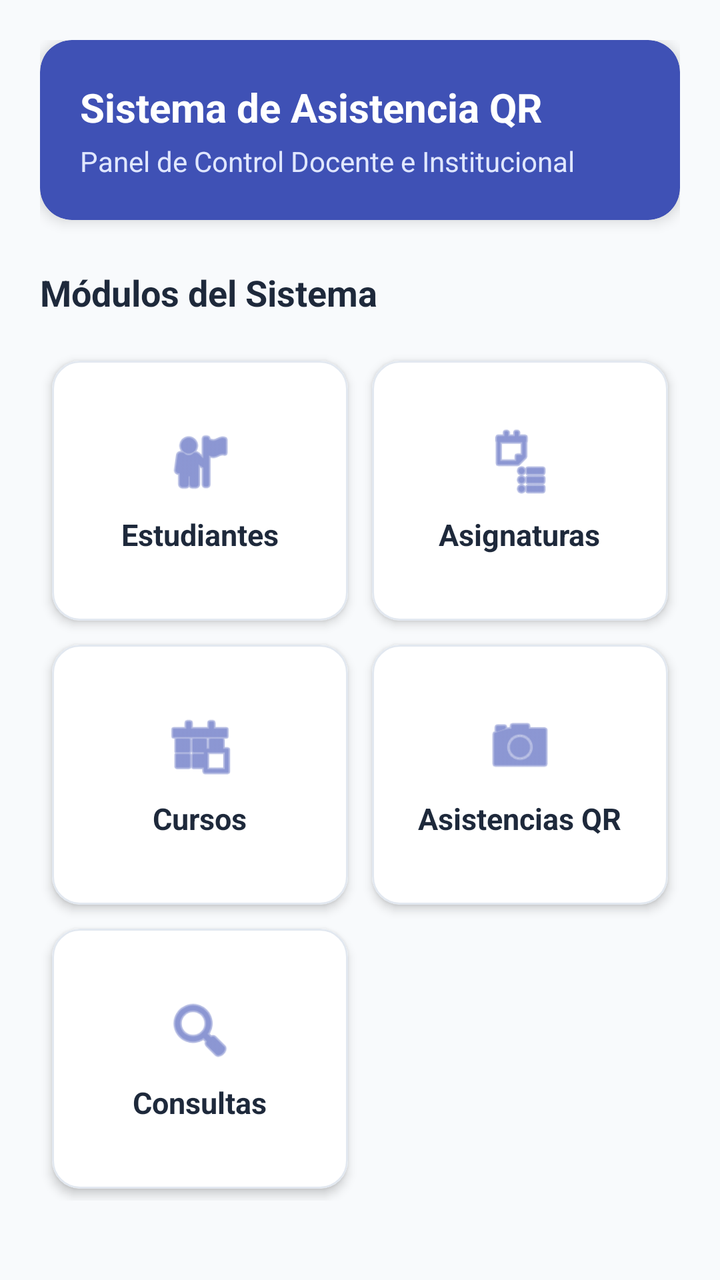
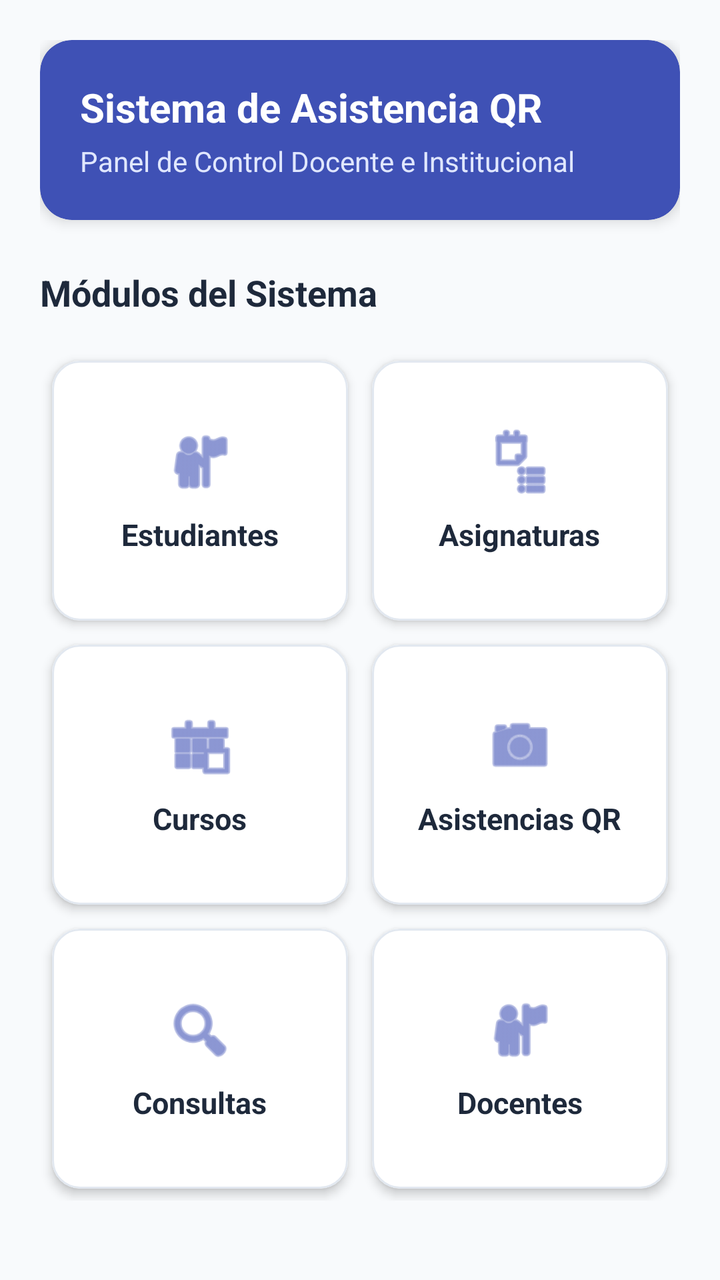

Before-and-after screenshots of an Android layout around one commit, followed by the original layout XML and the change that was made.
<!-- AndroidManifest.xml: application theme Theme.Sistema_Asistencia -->
<!-- res/layout/activity_main.xml -->
<?xml version="1.0" encoding="utf-8"?>
<ScrollView xmlns:android="http://schemas.android.com/apk/res/android"
    xmlns:app="http://schemas.android.com/apk/res-auto"
    android:layout_width="match_parent"
    android:layout_height="match_parent"
    android:background="@color/background_light"
    android:fillViewport="true">

    <LinearLayout
        android:layout_width="match_parent"
        android:layout_height="wrap_content"
        android:orientation="vertical"
        android:padding="20dp">

        
        <com.google.android.material.card.MaterialCardView
            android:layout_width="match_parent"
            android:layout_height="wrap_content"
            android:layout_marginBottom="24dp"
            app:cardBackgroundColor="@color/primary"
            app:cardCornerRadius="16dp"
            app:cardElevation="4dp">

            <LinearLayout
                android:layout_width="match_parent"
                android:layout_height="wrap_content"
                android:orientation="vertical"
                android:padding="20dp">

                <TextView
                    android:layout_width="wrap_content"
                    android:layout_height="wrap_content"
                    android:layout_marginBottom="4dp"
                    android:text="Sistema de Asistencia QR"
                    android:textColor="@color/white"
                    android:textSize="20sp"
                    android:textStyle="bold" />

                <TextView
                    android:layout_width="291dp"
                    android:layout_height="wrap_content"
                    android:text="Panel de Control Docente e Institucional"
                    android:textColor="#E0E7FF"
                    android:textSize="14sp" />
            </LinearLayout>
        </com.google.android.material.card.MaterialCardView>

        <TextView
            android:layout_width="wrap_content"
            android:layout_height="wrap_content"
            android:layout_marginBottom="16dp"
            android:text="Módulos del Sistema"
            android:textColor="@color/text_primary"
            android:textSize="18sp"
            android:textStyle="bold" />

        
        <GridLayout
            android:layout_width="match_parent"
            android:layout_height="wrap_content"
            android:alignmentMode="alignMargins"
            android:columnCount="2"
            android:columnOrderPreserved="false">

            
            <com.google.android.material.card.MaterialCardView
                android:id="@+id/cardEstudiantes"
                android:layout_width="0dp"
                android:layout_height="130dp"
                android:layout_columnWeight="1"
                android:layout_margin="6dp"
                android:clickable="true"
                android:focusable="true"
                app:cardBackgroundColor="@color/card_background"
                app:cardCornerRadius="14dp"
                app:cardElevation="3dp"
                app:strokeColor="#E2E8F0"
                app:strokeWidth="1dp">

                <LinearLayout
                    android:layout_width="match_parent"
                    android:layout_height="match_parent"
                    android:gravity="center"
                    android:orientation="vertical"
                    android:padding="16dp">

                    <ImageView
                        android:layout_width="36dp"
                        android:layout_height="36dp"
                        android:layout_marginBottom="8dp"
                        android:contentDescription="Icono Estudiantes"
                        android:src="@android:drawable/ic_menu_myplaces"
                        app:tint="@color/primary" />

                    <TextView
                        android:layout_width="wrap_content"
                        android:layout_height="wrap_content"
                        android:text="Estudiantes"
                        android:textColor="@color/text_primary"
                        android:textSize="15sp"
                        android:textStyle="bold" />
                </LinearLayout>
            </com.google.android.material.card.MaterialCardView>

            
            <com.google.android.material.card.MaterialCardView
                android:id="@+id/cardAsignaturas"
                android:layout_width="0dp"
                android:layout_height="130dp"
                android:layout_columnWeight="1"
                android:layout_margin="6dp"
                android:clickable="true"
                android:focusable="true"
                app:cardBackgroundColor="@color/card_background"
                app:cardCornerRadius="14dp"
                app:cardElevation="3dp"
                app:strokeColor="#E2E8F0"
                app:strokeWidth="1dp">

                <LinearLayout
                    android:layout_width="match_parent"
                    android:layout_height="match_parent"
                    android:gravity="center"
                    android:orientation="vertical"
                    android:padding="16dp">

                    <ImageView
                        android:layout_width="36dp"
                        android:layout_height="36dp"
                        android:layout_marginBottom="8dp"
                        android:contentDescription="Icono Asignaturas"
                        android:src="@android:drawable/ic_menu_agenda"
                        app:tint="@color/primary" />

                    <TextView
                        android:layout_width="wrap_content"
                        android:layout_height="wrap_content"
                        android:text="Asignaturas"
                        android:textColor="@color/text_primary"
                        android:textSize="15sp"
                        android:textStyle="bold" />
                </LinearLayout>
            </com.google.android.material.card.MaterialCardView>

            
            <com.google.android.material.card.MaterialCardView
                android:id="@+id/cardCursos"
                android:layout_width="0dp"
                android:layout_height="130dp"
                android:layout_columnWeight="1"
                android:layout_margin="6dp"
                android:clickable="true"
                android:focusable="true"
                app:cardBackgroundColor="@color/card_background"
                app:cardCornerRadius="14dp"
                app:cardElevation="3dp"
                app:strokeColor="#E2E8F0"
                app:strokeWidth="1dp">

                <LinearLayout
                    android:layout_width="match_parent"
                    android:layout_height="match_parent"
                    android:gravity="center"
                    android:orientation="vertical"
                    android:padding="16dp">

                    <ImageView
                        android:layout_width="36dp"
                        android:layout_height="36dp"
                        android:layout_marginBottom="8dp"
                        android:contentDescription="Icono Cursos"
                        android:src="@android:drawable/ic_menu_today"
                        app:tint="@color/primary" />

                    <TextView
                        android:layout_width="wrap_content"
                        android:layout_height="wrap_content"
                        android:text="Cursos"
                        android:textColor="@color/text_primary"
                        android:textSize="15sp"
                        android:textStyle="bold" />
                </LinearLayout>
            </com.google.android.material.card.MaterialCardView>

            
            <com.google.android.material.card.MaterialCardView
                android:id="@+id/cardAsistencias"
                android:layout_width="0dp"
                android:layout_height="130dp"
                android:layout_columnWeight="1"
                android:layout_margin="6dp"
                android:clickable="true"
                android:focusable="true"
                app:cardBackgroundColor="@color/card_background"
                app:cardCornerRadius="14dp"
                app:cardElevation="3dp"
                app:strokeColor="#E2E8F0"
                app:strokeWidth="1dp">

                <LinearLayout
                    android:layout_width="match_parent"
                    android:layout_height="match_parent"
                    android:gravity="center"
                    android:orientation="vertical"
                    android:padding="16dp">

                    <ImageView
                        android:layout_width="36dp"
                        android:layout_height="36dp"
                        android:layout_marginBottom="8dp"
                        android:contentDescription="Icono Asistencias"
                        android:src="@android:drawable/ic_menu_camera"
                        app:tint="@color/primary" />

                    <TextView
                        android:layout_width="wrap_content"
                        android:layout_height="wrap_content"
                        android:text="Asistencias QR"
                        android:textColor="@color/text_primary"
                        android:textSize="15sp"
                        android:textStyle="bold" />
                </LinearLayout>
            </com.google.android.material.card.MaterialCardView>

            
            <com.google.android.material.card.MaterialCardView
                android:id="@+id/cardConsultas"
                android:layout_width="0dp"
                android:layout_height="130dp"
                android:layout_columnWeight="1"
                android:layout_margin="6dp"
                android:clickable="true"
                android:focusable="true"
                app:cardBackgroundColor="@color/card_background"
                app:cardCornerRadius="14dp"
                app:cardElevation="3dp"
                app:strokeColor="#E2E8F0"
                app:strokeWidth="1dp">

                <LinearLayout
                    android:layout_width="match_parent"
                    android:layout_height="match_parent"
                    android:gravity="center"
                    android:orientation="vertical"
                    android:padding="16dp">

                    <ImageView
                        android:layout_width="36dp"
                        android:layout_height="36dp"
                        android:layout_marginBottom="8dp"
                        android:contentDescription="Icono Consultas"
                        android:src="@android:drawable/ic_menu_search"
                        app:tint="@color/primary" />

                    <TextView
                        android:layout_width="wrap_content"
                        android:layout_height="wrap_content"
                        android:text="Consultas"
                        android:textColor="@color/text_primary"
                        android:textSize="15sp"
                        android:textStyle="bold" />
                </LinearLayout>
            </com.google.android.material.card.MaterialCardView>

        </GridLayout>

    </LinearLayout>
</ScrollView>
<!-- resources referenced by this layout -->
<resources>
  <color name="background_light">#F8FAFC</color>
  <color name="card_background">#FFFFFF</color>
  <color name="primary">#3F51B5</color>
  <color name="text_primary">#1E293B</color>
  <color name="white">#FFFFFF</color>
  <style name="Theme.Sistema_Asistencia" parent="Theme.MaterialComponents.DayNight.NoActionBar">
          
          <item name="colorPrimary">@color/primary</item>
          <item name="colorPrimaryVariant">@color/primary_dark</item>
          <item name="colorOnPrimary">@color/white</item>
          
          <item name="colorSecondary">@color/accent</item>
          <item name="colorOnSecondary">@color/white</item>
          
          <item name="android:statusBarColor">@color/primary_dark</item>
          
          <item name="android:windowBackground">@color/background_light</item>
      </style>
  <color name="primary_dark">#303F9F</color>
  <color name="accent">#FF4081</color>
</resources>

<!-- the commit's change to res/layout/activity_main.xml (unified diff, before → after) -->
@@ -262,6 +262,49 @@
                 </LinearLayout>
             </com.google.android.material.card.MaterialCardView>
 
+
+            
+            <com.google.android.material.card.MaterialCardView
+                android:id="@+id/cardDocentes"
+                android:layout_width="0dp"
+                android:layout_height="130dp"
+                android:layout_columnWeight="1"
+                android:layout_margin="6dp"
+                android:clickable="true"
+                android:focusable="true"
+                app:cardBackgroundColor="@color/card_background"
+                app:cardCornerRadius="14dp"
+                app:cardElevation="3dp"
+                app:strokeColor="#E2E8F0"
+                app:strokeWidth="1dp">
+
+                <LinearLayout
+                    android:layout_width="match_parent"
+                    android:layout_height="match_parent"
+                    android:gravity="center"
+                    android:orientation="vertical"
+                    android:padding="16dp">
+
+                    <ImageView
+                        android:layout_width="36dp"
+                        android:layout_height="36dp"
+                        android:layout_marginBottom="8dp"
+                        android:contentDescription="Icono Docentes"
+                        android:src="@android:drawable/ic_menu_myplaces"
+                        app:tint="@color/primary" />
+
+                    <TextView
+                        android:layout_width="wrap_content"
+                        android:layout_height="wrap_content"
+                        android:text="Docentes"
+                        android:textColor="@color/text_primary"
+                        android:textSize="15sp"
+                        android:textStyle="bold" />
+
+                </LinearLayout>
+
+            </com.google.android.material.card.MaterialCardView>
+
         </GridLayout>
 
     </LinearLayout>
